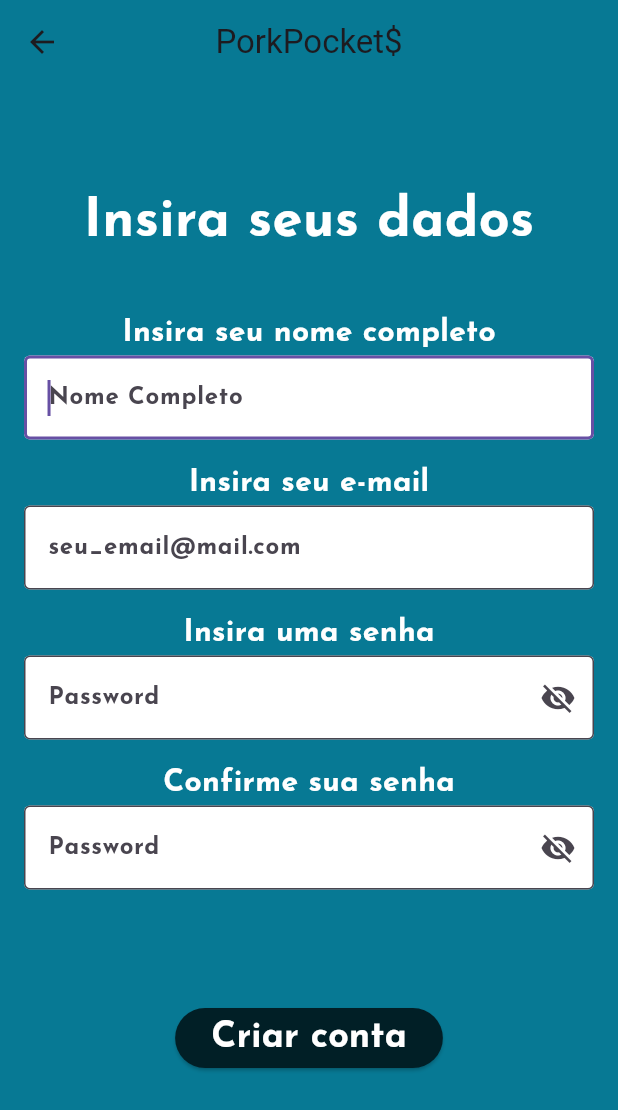
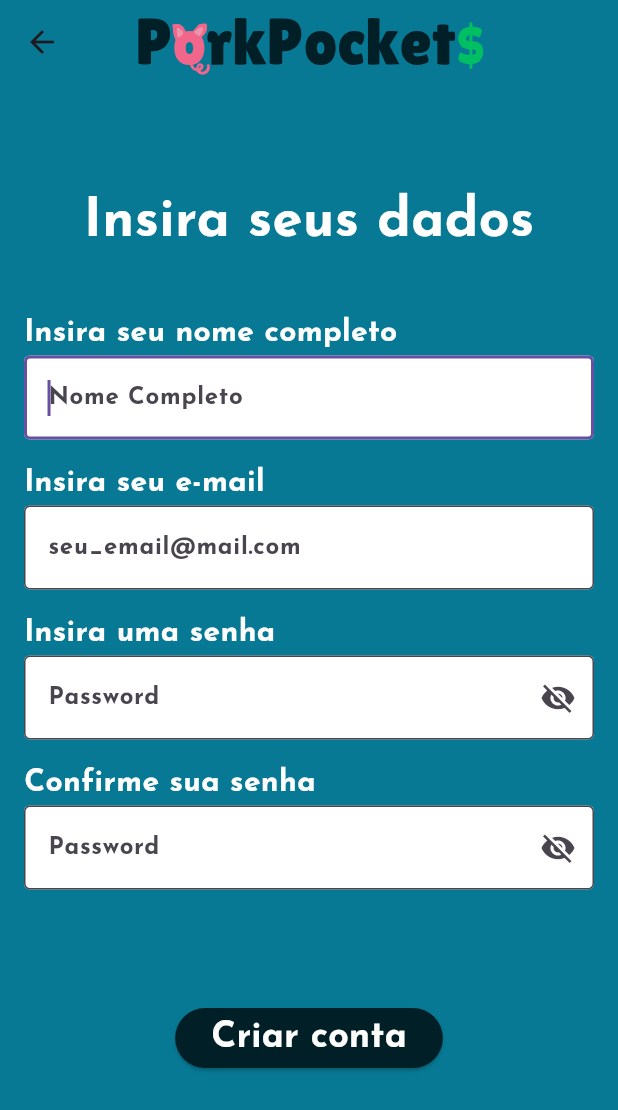
Before and after one commit to IgorLorentz/PorkPockets, a Flutter app: the RegisterPage screen opened by its route, on a phone screen of 412 x 824 dp. Shown: the top 1110 px of the screen. Run offline on Flutter 3.47's test engine with Material 3 defaults, Android fonts, the phone set to English and light mode, and no system bars; our stand-ins replace flutter_svg.

Commit message:
update register

```diff
--- a/pork_pockets_app/lib/pages/register_page.dart
+++ b/pork_pockets_app/lib/pages/register_page.dart
@@ -1,4 +1,5 @@
 import 'package:flutter/material.dart';
+import 'package:pork_pockets_app/util/appbar.dart';
 import 'package:pork_pockets_app/util/color_util.dart';
 import 'package:pork_pockets_app/util/forms_util.dart';
 import 'package:pork_pockets_app/util/text_util.dart';
@@ -24,13 +25,7 @@ class _RegisterPageState extends State<RegisterPage>
     (
       backgroundColor: Paleta.bgColor,
 
-      appBar: AppBar
-      (
-        backgroundColor: Paleta.bgColor,
-
-        title: const Text("PorkPocket\$"),
-        centerTitle: true,
-      ),
+      appBar: appBar(),
 
       body: SingleChildScrollView
       (
@@ -50,25 +45,25 @@ class _RegisterPageState extends State<RegisterPage>
 
                 const SizedBox(height: 35),
 
-                FormatedText("Insira seu nome completo", 20, FontWeight.bold),
+                Container(width: double.infinity, child: FormatedText("Insira seu nome completo", 20, FontWeight.bold)),
 
                 NameForm(TextInputAction.next, true),
 
                 const SizedBox(height: 15),
 
-                FormatedText("Insira seu e-mail", 20, FontWeight.bold),
+                Container(width: double.infinity, child: FormatedText("Insira seu e-mail", 20, FontWeight.bold)),
 
                 EmailForm(TextInputAction.next, false),
 
                 const SizedBox(height: 15),
 
-                FormatedText("Insira uma senha", 20, FontWeight.bold),
+                Container(width: double.infinity, child: FormatedText("Insira uma senha", 20, FontWeight.bold)),
 
                 passwordForm(TextInputAction.next),
 
                 const SizedBox(height: 15),
 
-                FormatedText("Confirme sua senha", 20, FontWeight.bold),
+                Container(width: double.infinity, child: FormatedText("Confirme sua senha", 20, FontWeight.bold)),
 
                 passwordForm(TextInputAction.done),
 
```
